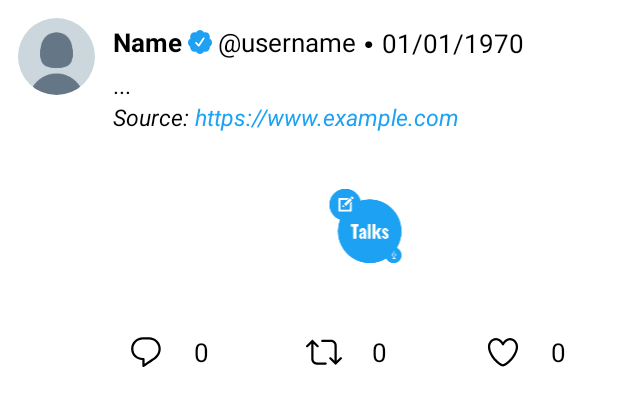
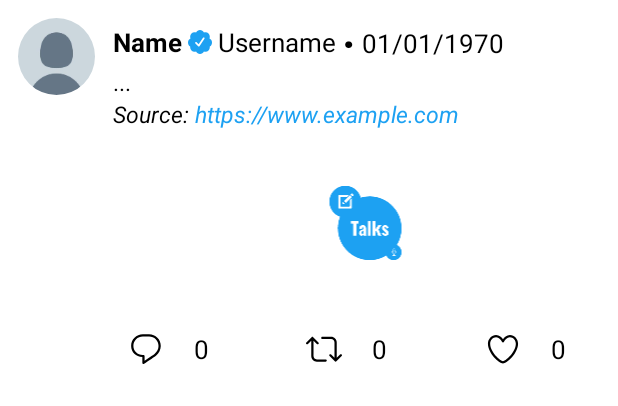
Before and after one commit to vellons/TwitterClone, an Android app: the layout tweet.xml on its own in the app's theme, with its tools: preview values and no code run, on a phone screen of 412 x 824 dp. Shown: the top 406 px of the screen. Run offline under Robolectric (Android 15) with nearby library versions, the phone set to English and light mode, and no system bars.

Commit message:
Updated strings and tooltip

```diff
--- a/app/src/main/res/layout/activity_navigator.xml
+++ b/app/src/main/res/layout/activity_navigator.xml
@@ -24,8 +24,8 @@
         android:layout_height="wrap_content"
         android:layout_margin="15dp"
         android:background="@color/primary"
-        android:contentDescription="@string/app_name"
-        android:elevation="7dp"
+        android:contentDescription="@string/tweet"
+        android:tooltipText="@string/tweet"
         app:layout_constraintBottom_toTopOf="@+id/nav_view"
         app:layout_constraintEnd_toEndOf="parent"
         app:srcCompat="@drawable/ic_create_post"
@@ -37,9 +37,9 @@
         android:layout_height="wrap_content"
         android:layout_marginStart="0dp"
         android:layout_marginEnd="0dp"
+        android:background="?android:attr/windowBackground"
         app:itemIconTint="@color/my_bottom_icon_color"
         app:itemRippleColor="@color/primary"
-        android:background="?android:attr/windowBackground"
         app:labelVisibilityMode="unlabeled"
         app:layout_constraintBottom_toBottomOf="parent"
         app:layout_constraintLeft_toLeftOf="parent"
--- a/app/src/main/res/layout/tweet.xml
+++ b/app/src/main/res/layout/tweet.xml
@@ -24,7 +24,7 @@
         android:layout_width="wrap_content"
         android:layout_height="wrap_content"
         android:layout_marginTop="16dp"
-        android:text="Name"
+        android:text="@string/name"
         android:textSize="17sp"
         android:textStyle="bold"
         app:layout_constraintStart_toEndOf="@+id/cardViewProfile"
@@ -35,7 +35,7 @@
         android:layout_width="16dp"
         android:layout_height="16dp"
         android:layout_marginStart="4dp"
-        android:contentDescription="Verified badge"
+        android:contentDescription="@string/verified_badge"
         app:layout_constraintBottom_toBottomOf="@+id/textViewName"
         app:layout_constraintStart_toEndOf="@+id/textViewName"
         app:layout_constraintTop_toTopOf="@+id/textViewName"
@@ -46,7 +46,7 @@
         android:layout_width="wrap_content"
         android:layout_height="wrap_content"
         android:layout_marginStart="4dp"
-        android:text="\@username"
+        android:text="@string/username"
         android:textSize="17sp"
         app:layout_constraintBottom_toBottomOf="@+id/imageViewVerifiedBadge"
         app:layout_constraintStart_toEndOf="@+id/imageViewVerifiedBadge"
@@ -57,7 +57,7 @@
         android:layout_width="wrap_content"
         android:layout_height="wrap_content"
         android:layout_marginStart="4dp"
-        android:text="·"
+        android:text="@string/dot"
         android:textSize="30sp"
         android:textStyle="bold"
         app:layout_constraintBottom_toBottomOf="@+id/textViewUsername"
@@ -81,7 +81,7 @@
         android:id="@+id/text"
         android:layout_width="wrap_content"
         android:layout_height="wrap_content"
-        android:layout_marginTop="6dp"
+        android:layout_marginTop="4dp"
         android:text="..."
         android:textSize="15sp"
         app:layout_constraintStart_toEndOf="@+id/cardViewProfile"
@@ -91,7 +91,7 @@
         android:id="@+id/textViewSource"
         android:layout_width="wrap_content"
         android:layout_height="wrap_content"
-        android:text="Source:"
+        android:text="@string/lbl_source"
         android:textSize="15sp"
         android:textStyle="italic"
         app:layout_constraintStart_toStartOf="@+id/textViewName"
@@ -114,7 +114,7 @@
         android:id="@+id/imageViewPost"
         android:layout_width="0dp"
         android:layout_height="wrap_content"
-        android:contentDescription="Photo"
+        android:contentDescription="@string/photo"
         android:padding="8dp"
         app:layout_constraintEnd_toEndOf="parent"
         app:layout_constraintStart_toEndOf="@+id/cardViewProfile"
@@ -127,10 +127,10 @@
         android:layout_height="wrap_content"
         android:layout_marginStart="20dp"
         android:background="@drawable/my_button_transparent"
-        android:contentDescription="Comment"
+        android:contentDescription="@string/comment"
         android:padding="10dp"
         android:tint="@color/my_bottom_icon_color"
-        android:tooltipText="Comment"
+        android:tooltipText="@string/comment"
         app:layout_constraintEnd_toStartOf="@+id/imageButtonRetweet"
         app:layout_constraintHorizontal_bias="0.5"
         app:layout_constraintStart_toStartOf="parent"
@@ -154,10 +154,10 @@
         android:layout_height="wrap_content"
         android:layout_marginStart="20dp"
         android:background="@drawable/my_button_transparent"
-        android:contentDescription="Retweet"
+        android:contentDescription="@string/retweet"
         android:padding="10dp"
         android:tint="@color/my_bottom_icon_color"
-        android:tooltipText="Retweet"
+        android:tooltipText="@string/retweet"
         app:layout_constraintEnd_toStartOf="@+id/imageButtonLike"
         app:layout_constraintHorizontal_bias="0.5"
         app:layout_constraintStart_toEndOf="@+id/imageButtonComment"
@@ -180,10 +180,10 @@
         android:layout_height="wrap_content"
         android:layout_marginStart="20dp"
         android:background="@drawable/my_button_transparent"
-        android:contentDescription="Like"
+        android:contentDescription="@string/like"
         android:padding="10dp"
         android:tint="@color/my_bottom_icon_color"
-        android:tooltipText="Like"
+        android:tooltipText="@string/like"
         app:layout_constraintEnd_toEndOf="parent"
         app:layout_constraintHorizontal_bias="0.5"
         app:layout_constraintStart_toEndOf="@+id/imageButtonRetweet"
--- a/app/src/main/res/values/strings.xml
+++ b/app/src/main/res/values/strings.xml
@@ -1,6 +1,7 @@
+<?xml version="1.0" encoding="utf-8"?>
 <resources>
     <string name="app_name">Talks</string>
-    <string name="app_info_message">DEMO APP. Version 0.1.debug</string>
+    <string name="app_info_message">DEMO APP. Version 1.0 (debug)</string>
     <string name="create_an_account">Create an account</string>
     <string name="already_have_an_account">Already have an account? Login</string>
     <string name="info">Info</string>
@@ -17,4 +18,13 @@
     <string name="title_messages">Messages</string>
     <string name="title_notifications">Notifications</string>
     <string name="title_search">Search</string>
+    <string name="name">Name</string>
+    <string name="verified_badge">Verified badge user</string>
+    <string name="dot">·</string>
+    <string name="lbl_source">Source:</string>
+    <string name="photo">Photo</string>
+    <string name="comment">Comment</string>
+    <string name="retweet">Retweet</string>
+    <string name="like">Like</string>
+    <string name="tweet">Tweet</string>
 </resources>
```
Also changed, not shown: 1 other file.
